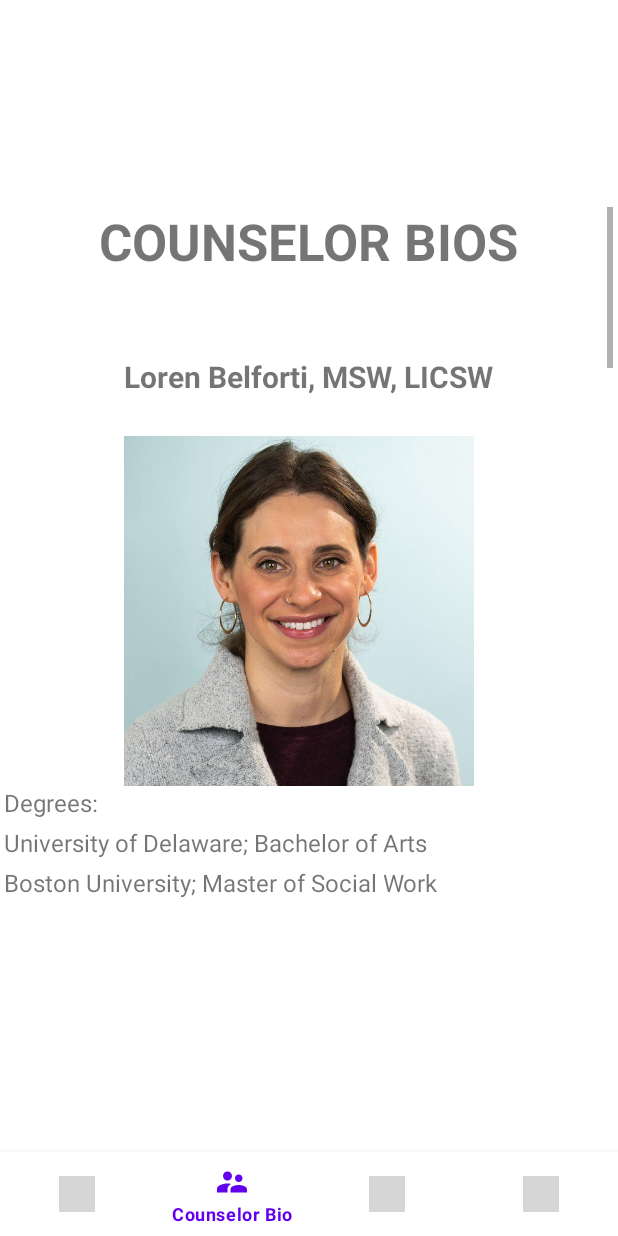
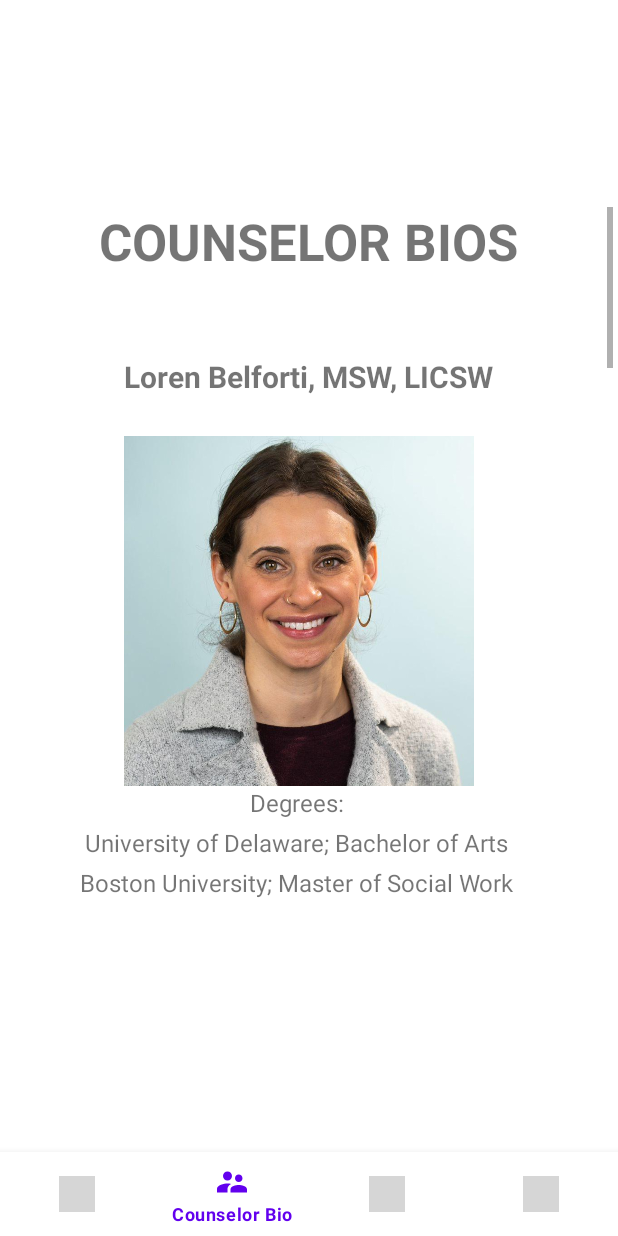
Before and after one commit to haiderratwit/WitMentalWellness, an Android app: the DashboardFragment screen opened through its navigation route, on a phone screen of 412 x 824 dp. Run offline under Robolectric (Android 15) with nearby library versions, the phone set to English and light mode, and no system bars; our stand-ins replace navigation-ui; grey boxes are pictures that could not be loaded.

Commit message:
Edited counselor bio page layout again

```diff
--- a/app/src/main/java/edu/wit/mobileapp/wellness_app/ui/notifications/time_schedule.java
+++ b/app/src/main/java/edu/wit/mobileapp/wellness_app/ui/notifications/time_schedule.java
@@ -35,7 +35,7 @@ import edu.wit.mobileapp.wellness_app.R;
 public class time_schedule extends AppCompatActivity implements TimePicker.OnTimeChangedListener {
 
     String month_name = "";
-    private String fileName = "WelnessAppFile";
+    private String fileName = "WellnessAppFile";
     int hour_choice, minute_choice;
     private Context context;
     private String email ="";
--- a/app/src/main/res/layout/fragment_dashboard.xml
+++ b/app/src/main/res/layout/fragment_dashboard.xml
@@ -79,7 +79,7 @@
                 android:layout_height="426dp"
                 android:lineSpacingExtra="8sp"
                 android:text="Degrees: \nUniversity of Delaware; Bachelor of Arts \nBoston University; Master of Social Work \n\nAffiliations: \nNational Association of Social Workers Professional interests \nSexuality, Gender, LGBTQ+ community, relationships, identity formation, holistic health \n\nClinical Approach: \nDialectical Behavior Therapy, Group Therapy, client-centered and collaborative."
-                android:textAlignment="viewStart"
+                android:textAlignment="center"
                 android:textSize="16sp"
                 app:layout_constraintBottom_toBottomOf="parent"
                 app:layout_constraintEnd_toEndOf="parent"
@@ -122,6 +122,7 @@
                 android:layout_height="370dp"
                 android:lineSpacingExtra="8sp"
                 android:text="Degrees: \nEastern Michigan University, Bachelor of Science. \nBoston College, Master of Social Work. \n\nAffiliations: \nNational Association of Social Work, Unified Protocol Institute. Professional interests \n\nClinical Approach: \nCognitive Behavior Therapy, Dialectical Behavior Therapy, Unified Protocol, collaborative, humanistic.  "
+                android:textAlignment="center"
                 android:textSize="16sp"
                 app:layout_constraintBottom_toBottomOf="parent"
                 app:layout_constraintEnd_toEndOf="parent"
@@ -165,6 +166,7 @@
                 android:layout_height="372dp"
                 android:lineSpacingExtra="8sp"
                 android:text="Degrees: \nWellesley College, Bachelor of Arts \nBoston College, Master of Social Work. \n\nProfessional Interests: \nAnxiety and Depressive Disorders, familial relationships and Identity formation, time management/goal setting and achievement\n\nClinical Approach: \nCognitive Behavior Therapy, Dialectical Behavior Therapy, Unified Protocol, collaborative, humanistic.  "
+                android:textAlignment="center"
                 android:textSize="16sp"
                 app:layout_constraintBottom_toBottomOf="parent"
                 app:layout_constraintEnd_toEndOf="parent"
@@ -172,6 +174,8 @@
                 app:layout_constraintStart_toStartOf="parent"
                 app:layout_constraintTop_toTopOf="parent"
                 app:layout_constraintVertical_bias="0.104" />
+
+
 
             <Button
                 android:id="@+id/contactBtn"
```
